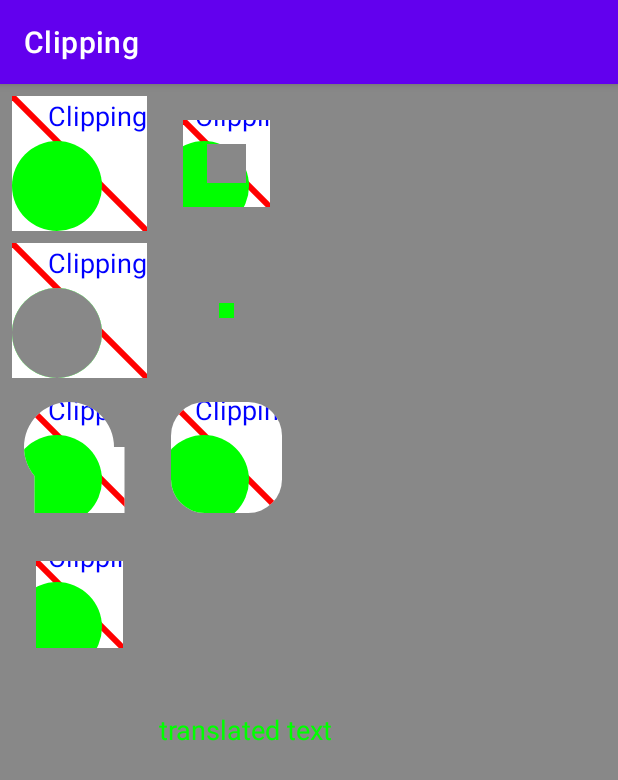
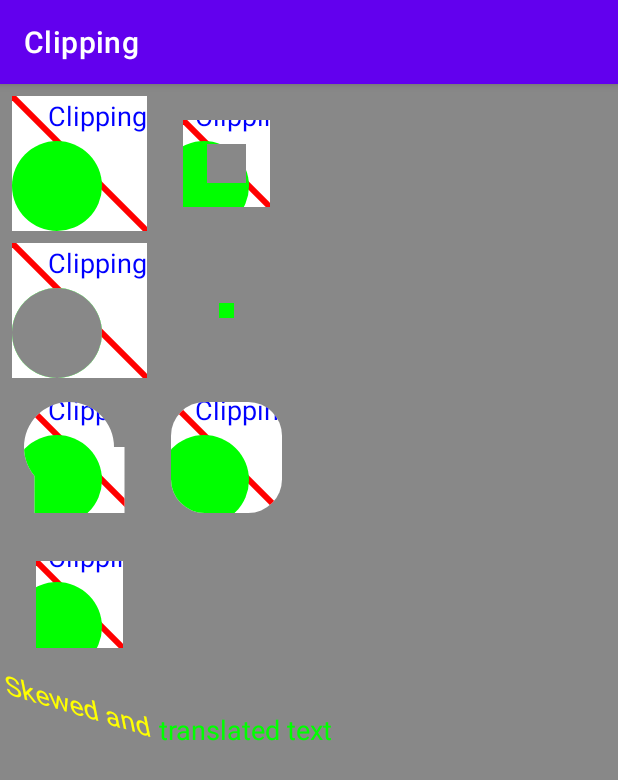
Before and after one commit to marawanxmamdouh/clipping, an Android app: the screen it shows after launch (MainActivity), on a phone screen of 412 x 824 dp. Shown: the top 780 px of the screen. Run offline under Robolectric (Android 15) with nearby library versions, the phone set to English and light mode, and no system bars.

Commit message:
Implement draw Skewed Text

```diff
--- a/app/src/main/java/dev/marawanxmamdouh/clipping/ClippedView.kt
+++ b/app/src/main/java/dev/marawanxmamdouh/clipping/ClippedView.kt
@@ -255,6 +255,18 @@ class ClippedView @JvmOverloads constructor(
     }
 
     private fun drawSkewedTextExample(canvas: Canvas) {
+        canvas.save()
+        paint.color = Color.YELLOW
+        paint.textAlign = Paint.Align.RIGHT
+        // Position text.
+        canvas.translate(columnTwo, textRow)
+        // Apply skew transformation.
+        canvas.skew(0.2f, 0.3f)
+        canvas.drawText(
+            context.getString(R.string.skewed),
+            clipRectLeft, clipRectTop, paint
+        )
+        canvas.restore()
     }
 
     private fun drawQuickRejectExample(canvas: Canvas) {
```
